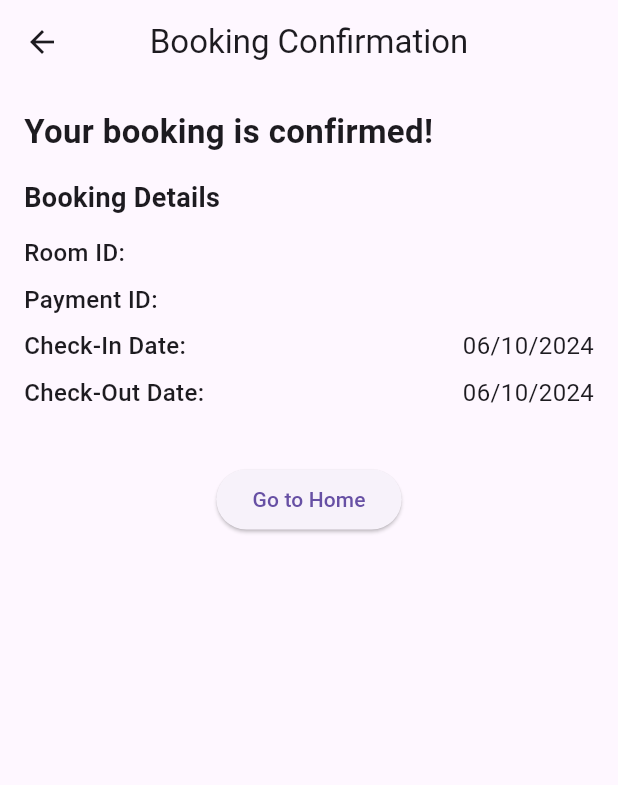
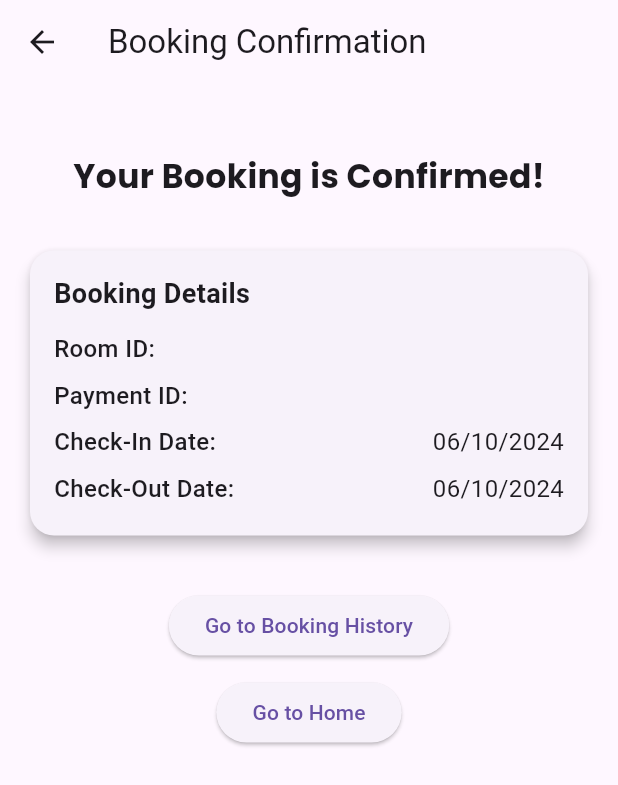
Before and after one commit to SohalSawardekar/Hotel_Booking_App, a Flutter app: the BookingConfirmationPage screen opened directly with empty values, on a phone screen of 412 x 824 dp. Shown: the top 785 px of the screen. Run offline on Flutter 3.47's test engine with Material 3 defaults, Android fonts, the phone set to English and light mode, and no system bars; our stand-ins replace carousel_slider, cloud_firestore, firebase_auth, firebase_core, flutter_rating_bar, google_fonts and 3 more; missing offline and left inert: dart:ffi, upi_india; accounts and stored records are empty.

Commit message:
booking backend

```diff
--- a/lib/screens/bookings/bookingConfirmation.dart
+++ b/lib/screens/bookings/bookingConfirmation.dart
@@ -29,17 +29,14 @@ class _BookingConfirmationPageState extends State<BookingConfirmationPage> {
 
   Future<void> addBookingToFirestore() async {
     try {
-      // Get the current user's ID
       User? user = FirebaseAuth.instance.currentUser;
 
       if (user != null) {
         String userId = user.uid;
 
-        // Reference to the 'Rooms' collection
         CollectionReference rooms =
             FirebaseFirestore.instance.collection('Rooms');
 
-        // Update the selected room's status to 'no' using the roomId
         await rooms.doc(widget.roomId).update({
           'status': 'no',
           'user-id': userId,
@@ -47,20 +44,17 @@ class _BookingConfirmationPageState extends State<BookingConfirmationPage> {
           'check-out': widget.checkOutDate,
         });
 
-        // Reference to the 'Bookings' collection
         CollectionReference bookings =
             FirebaseFirestore.instance.collection('Bookings');
 
-        // Data to add
         await bookings.add({
-          'userId': userId, // Adding the current user's ID
+          'userId': userId,
           'roomId': widget.roomId,
           'paymentId': widget.paymentId,
           'checkInDate': widget.checkInDate,
           'checkOutDate': widget.checkOutDate,
-          'status': 'confirmed', // Example field for booking status
-          'createdOn':
-              FieldValue.serverTimestamp(), // Timestamp of booking creation
+          'status': 'confirmed',
+          'createdOn': FieldValue.serverTimestamp(),
         });
 
         print('Booking added and room status updated successfully.');
@@ -74,7 +68,6 @@ class _BookingConfirmationPageState extends State<BookingConfirmationPage> {
 
   @override
   Widget build(BuildContext context) {
-    // Format the check-in and check-out dates
     String formattedCheckInDate =
         DateFormat('dd/MM/yyyy').format(widget.checkInDate);
     String formattedCheckOutDate =
@@ -83,38 +76,74 @@ class _BookingConfirmationPageState extends State<BookingConfirmationPage> {
     return Scaffold(
       appBar: AppBar(
         title: const Text('Booking Confirmation'),
-        centerTitle: true,
       ),
-      body: Padding(
+      body: SingleChildScrollView(
+        child: Padding(
+          padding: const EdgeInsets.all(16.0),
+          child: Column(
+            crossAxisAlignment: CrossAxisAlignment.center,
+            mainAxisAlignment: MainAxisAlignment.center,
+            children: [
+              const SizedBox(height: 30),
+              Center(
+                child: Text(
+                  'Your Booking is Confirmed!',
+                  style: GoogleFonts.poppins(
+                      fontSize: 22, fontWeight: FontWeight.w700),
+                ),
+              ),
+              const SizedBox(height: 30),
+              Card(
+                elevation: 4,
+                shape: RoundedRectangleBorder(
+                  borderRadius: BorderRadius.circular(16),
+                ),
+                child: Padding(
                   padding: const EdgeInsets.all(16.0),
                   child: Column(
                     crossAxisAlignment: CrossAxisAlignment.start,
                     children: [
                       const Text(
-              'Your booking is confirmed!',
-              style: TextStyle(fontSize: 22, fontWeight: FontWeight.bold),
-            ),
-            const SizedBox(height: 16),
-            const Text(
                         'Booking Details',
-              style: TextStyle(fontSize: 18, fontWeight: FontWeight.bold),
+                        style: TextStyle(
+                            fontSize: 18, fontWeight: FontWeight.bold),
                       ),
                       const SizedBox(height: 8),
                       DetailRow(title: 'Room ID:', detail: widget.roomId),
                       DetailRow(title: 'Payment ID:', detail: widget.paymentId),
-            DetailRow(title: 'Check-In Date:', detail: formattedCheckInDate),
-            DetailRow(title: 'Check-Out Date:', detail: formattedCheckOutDate),
+                      DetailRow(
+                          title: 'Check-In Date:',
+                          detail: formattedCheckInDate),
+                      DetailRow(
+                          title: 'Check-Out Date:',
+                          detail: formattedCheckOutDate),
+                    ],
+                  ),
+                ),
+              ),
               const SizedBox(height: 32),
               Center(
                 child: ElevatedButton(
                   onPressed: () {
-                  // Navigate to Home Screen
+                    Navigator.push(
+                        context,
+                        MaterialPageRoute(
+                            builder: (context) => const Bookinghistory()));
+                  },
+                  child: const Text('Go to Booking History'),
+                ),
+              ),
+              const SizedBox(height: 10),
+              Center(
+                child: ElevatedButton(
+                  onPressed: () {
                     Navigator.pushReplacementNamed(context, '/home');
                   },
                   child: const Text('Go to Home'),
                 ),
               ),
             ],
+          ),
         ),
       ),
     );
```
Lines whose indentation alone changed are shown as unchanged.
